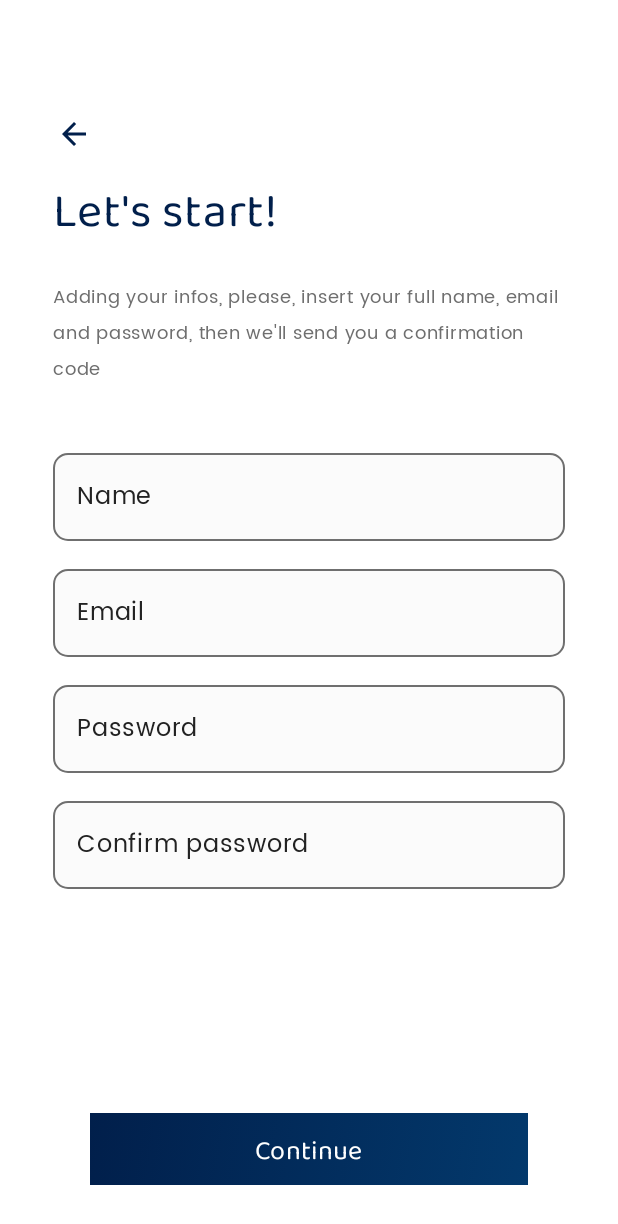
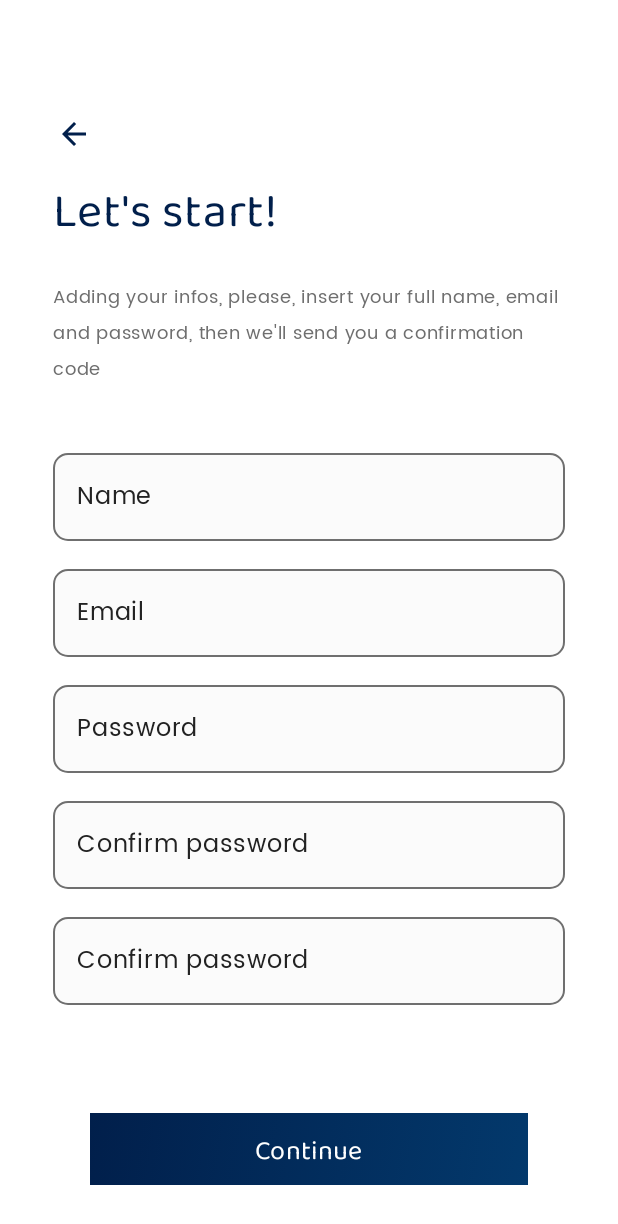
Before and after one commit to JINNIELABORE/Jinni-Mobile, an Android app built with Jetpack Compose: the SignUpMethodChoiceScreen screen opened through its navigation route, after a tap on "Freelancer", on a phone screen of 412 x 824 dp. Shown: the top 1224 px of the screen. Run offline under Robolectric (Android 15) with nearby library versions, the phone set to English and light mode, and no system bars; Roboto replaces fonts that are not available here.

Commit message:
testar o cadastro freelancer

```diff
--- a/app/src/main/java/br/senai/sp/jandira/screens/FreelancerSignUp.kt
+++ b/app/src/main/java/br/senai/sp/jandira/screens/FreelancerSignUp.kt
@@ -20,6 +20,7 @@ import androidx.compose.runtime.mutableStateOf
 import androidx.compose.runtime.remember
 import androidx.compose.ui.Modifier
 import androidx.compose.ui.graphics.Color
+import androidx.compose.ui.platform.LocalContext
 import androidx.compose.ui.res.stringResource
 import androidx.compose.ui.text.font.FontWeight
 import androidx.compose.ui.tooling.preview.Preview
@@ -28,11 +29,19 @@ import androidx.compose.ui.unit.sp
 import androidx.navigation.NavController
 import br.senai.sp.jandira.R
 import br.senai.sp.jandira.components.GradientButton
+import br.senai.sp.jandira.model.Freelancer
+import br.senai.sp.jandira.service.RetrofitFactory
 import br.senai.sp.jandira.ui.theme.BalooTammudu
 import br.senai.sp.jandira.ui.theme.Poppins
+import retrofit2.Call
+import retrofit2.Callback
+import retrofit2.Response
 
 @Composable
 fun FreelancerSignUp(navController: NavController) {
+
+    val context = LocalContext.current
+    val retrofitFactory = RetrofitFactory()
 
     var freelancerName = remember {
         mutableStateOf("")
@@ -47,6 +56,9 @@ fun FreelancerSignUp(navController: NavController) {
     }
 
     var freelancerConfirmPassword = remember {
+        mutableStateOf("")
+    }
+    var freelancerCpf = remember {
         mutableStateOf("")
     }
 
@@ -202,6 +214,31 @@ fun FreelancerSignUp(navController: NavController) {
                         )
                     )
 
+                    OutlinedTextField(
+                        value = freelancerCpf.value,
+                        onValueChange = {
+                            freelancerCpf.value = it
+                        },
+                        modifier = Modifier
+                            .fillMaxWidth()
+                            .padding(vertical = 5.dp),
+                        shape = RoundedCornerShape(10.dp),
+                        label = {
+                            Text(
+                                text = stringResource(id = R.string.confirm_password),
+                                color = Color(0xff222222),
+                                fontFamily = Poppins)
+                        },
+                        colors = OutlinedTextFieldDefaults.colors(
+                            focusedContainerColor = Color(0xffFBFBFB),
+                            unfocusedContainerColor = Color(0xffFBFBFB),
+                            focusedBorderColor = Color(0xff000000),
+                            unfocusedBorderColor = Color(0xff6F6F6F),
+                            focusedTextColor = Color(0xff222222)
+
+                        )
+                    )
+
 
                 }
 
@@ -218,6 +255,32 @@ fun FreelancerSignUp(navController: NavController) {
                             (freelancerName.value.isNotEmpty() && freelancerEmail.value.isNotEmpty() && freelancerPassword.value.isNotEmpty() && freelancerConfirmPassword.value.isNotEmpty()) &&
                             (freelancerPassword.value == freelancerConfirmPassword.value)){
 
+                            val freelancer = Freelancer(
+                                nome_freelancer = freelancerName.value,
+                                email_freelancer = freelancerEmail.value,
+                                senha_freelancer = freelancerPassword.value,
+                                cpf_freelancer = freelancerCpf.value
+                            )
+                            val freelancerService = retrofitFactory.createFreelancerService()
+
+                            freelancerService.postFreelancer(freelancer).enqueue(object : Callback<Freelancer> {
+
+                                override fun onResponse(
+                                    call: Call<Freelancer>,
+                                    response: Response<Freelancer>
+                                ) {
+                                    if (response.isSuccessful){
+                                        navController.navigate("SucessScreen")
+                                    }else{
+
+                                    }
+                                }
+
+                                override fun onFailure(p0: Call<Freelancer>, p1: Throwable) {
+
+                                }
+                            })
+
 
                         }
 
--- a/app/src/main/java/br/senai/sp/jandira/service/RetrofitFactory.kt
+++ b/app/src/main/java/br/senai/sp/jandira/service/RetrofitFactory.kt
@@ -15,4 +15,8 @@ class RetrofitFactory {
     fun createClientService(): ClientService {
         return retrofitFactory.create(ClientService::class.java)
     }
+
+    fun createFreelancerService(): FreelancerService {
+        return retrofitFactory.create(FreelancerService::class.java)
+    }
 }
```
